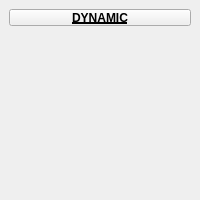
Before: the Qt Designer form tentacle/ui/uiLevel_3/dynLayout.ui in m3trik/tentacle, drawn with Qt 5.
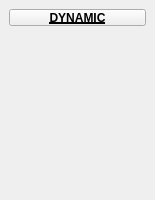
After: the same form once the commit is applied. Custom widgets are drawn as their Qt base class.

Patch:
```diff
--- a/tentacle/ui/uiLevel_3/dynLayout.ui
+++ b/tentacle/ui/uiLevel_3/dynLayout.ui
@@ -6,7 +6,7 @@
    <rect>
     <x>0</x>
     <y>0</y>
-    <width>200</width>
+    <width>155</width>
     <height>200</height>
    </rect>
   </property>
```
